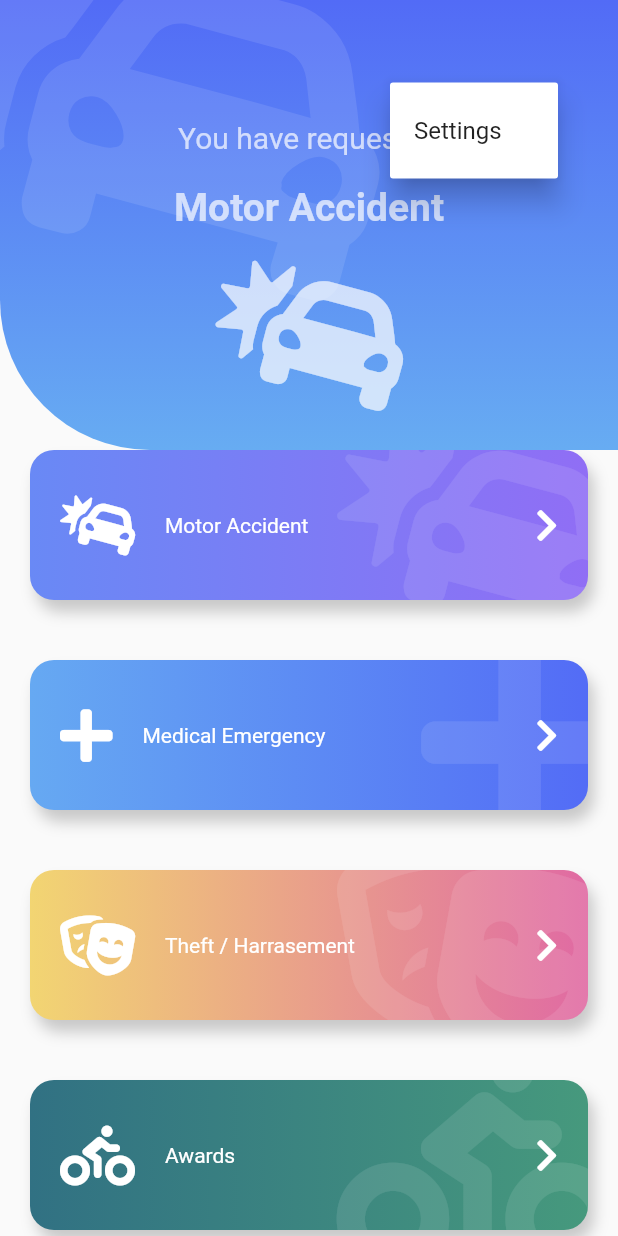
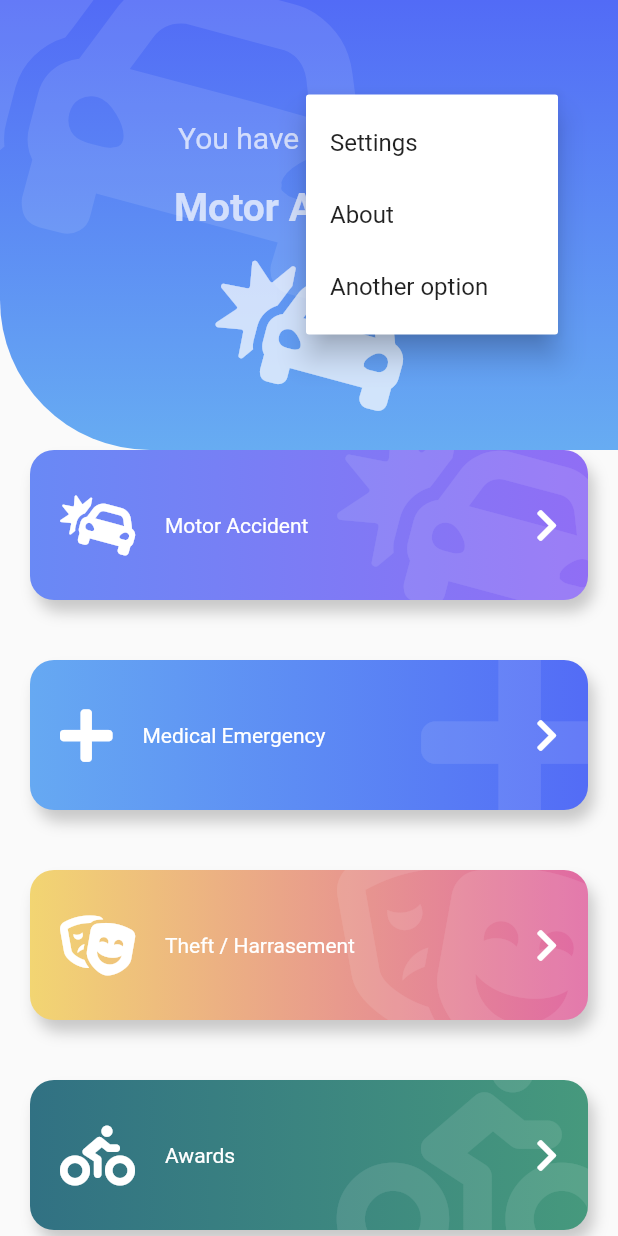
Before and after one commit to urielexis64/flutter_animations, a Flutter app: the screen it shows after launch, after a tap on an icon or button, on a phone screen of 412 x 824 dp. Run offline on Flutter 3.47's test engine with Material 2 defaults, Android fonts, the phone set to English and light mode, and no system bars; our stand-ins replace animate_do, flutter_svg, font_awesome_flutter.

Commit message:
implementing animations

```diff
--- a/lib/src/pages/emergency_page.dart
+++ b/lib/src/pages/emergency_page.dart
@@ -1,3 +1,4 @@
+import 'package:animate_do/animate_do.dart';
 import 'package:custom_painter/src/widgets/big_button.dart';
 import 'package:custom_painter/src/widgets/headers.dart';
 import 'package:flutter/material.dart';
@@ -43,14 +44,17 @@ class EmergencyPage extends StatelessWidget {
     ];
 
     List<Widget> mapItems = items
-        .map((e) => BigButton(
+        .map((e) => FadeInLeft(
+              duration: Duration(milliseconds: 400),
+              child: BigButton(
                   icon: e.icon,
                   text: e.text,
                   color1: e.color1,
                   color2: e.color2,
                   onPress: () {
                     print(e.text);
-            }))
+                  }),
+            ))
         .toList();
 
     return Scaffold(
@@ -84,6 +88,7 @@ class _MainHeader extends StatelessWidget {
             top: 50,
             child: RawMaterialButton(
               onPressed: () {},
+              padding: EdgeInsets.all(8),
               shape: CircleBorder(),
               child: PopupMenuButton(
                 tooltip: 'Settings',
@@ -94,7 +99,11 @@ class _MainHeader extends StatelessWidget {
                   color: Colors.white,
                 ),
                 itemBuilder: (BuildContext context) {
-                  return [PopupMenuItem(child: Text('Settings'))];
+                  return [
+                    PopupMenuItem(child: Text('Settings')),
+                    PopupMenuItem(child: Text('About')),
+                    PopupMenuItem(child: Text('Another option')),
+                  ];
                 },
               ),
             ))
```
Lines whose indentation alone changed are shown as unchanged.
